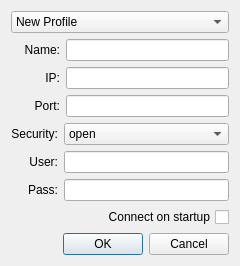
j0z/Crescendo, file ui/profile.ui: the form before one commit.
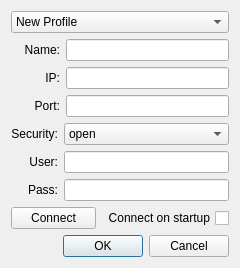
The form after the commit.

Commit message: Connect button

Patch:
```diff
--- a/ui/profile.ui
+++ b/ui/profile.ui
@@ -137,6 +137,15 @@
     </layout>
    </item>
    <item>
+    <layout class="QHBoxLayout" name="horizontalLayout">
+     <item>
+      <widget class="QPushButton" name="btn_connect">
+       <property name="text">
+        <string>Connect</string>
+       </property>
+      </widget>
+     </item>
+     <item>
     <widget class="QCheckBox" name="chk_auto_connect">
      <property name="layoutDirection">
       <enum>Qt::RightToLeft</enum>
@@ -145,6 +154,8 @@
       <string>Connect on startup</string>
      </property>
     </widget>
+     </item>
+    </layout>
    </item>
    <item>
     <widget class="QDialogButtonBox" name="btn_yesno">
```
Lines whose indentation alone changed are shown as unchanged. The commit also changes 3 other files.
